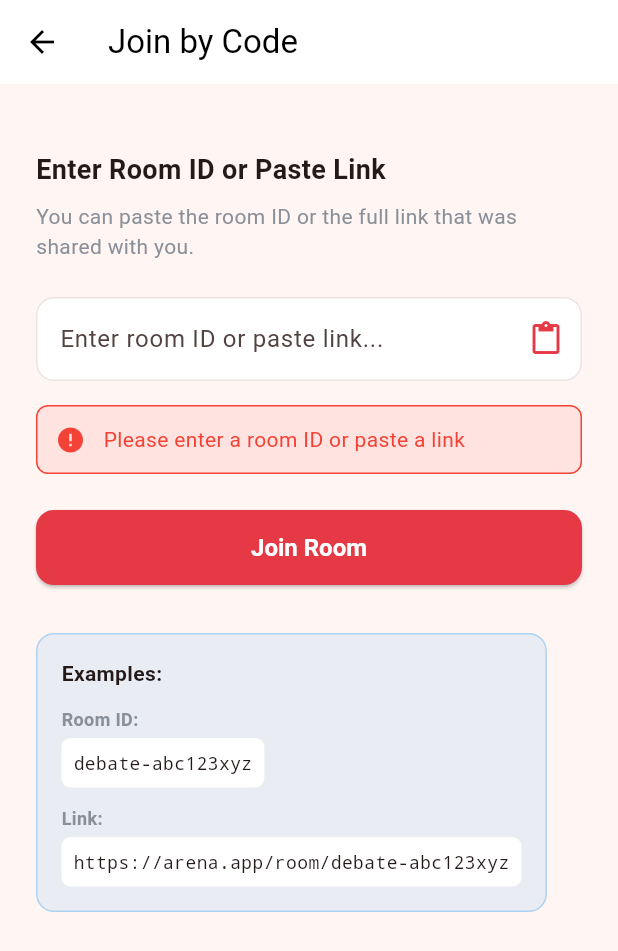
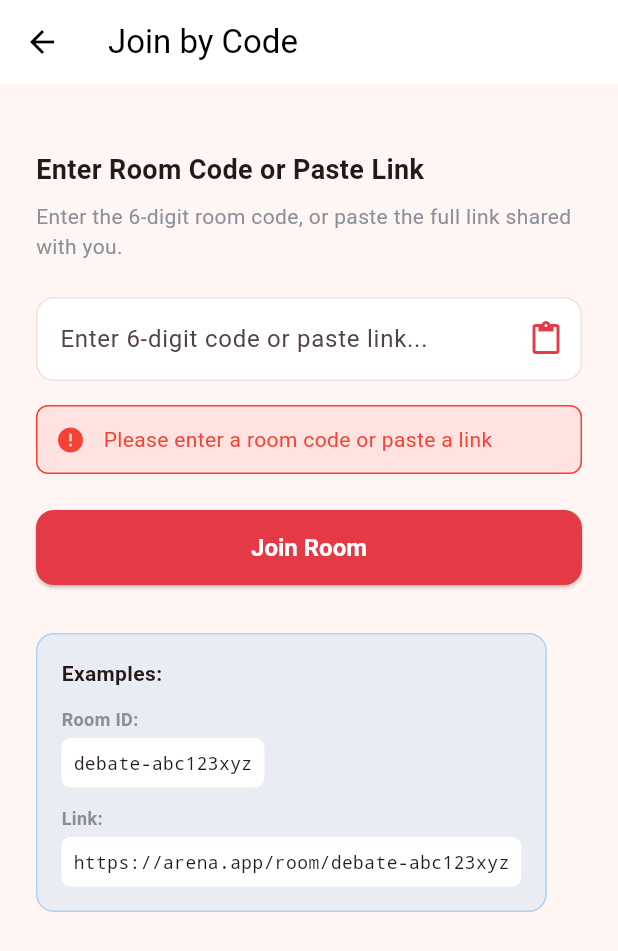
Before and after one commit to rahulkallingal/arena, a Flutter app: the JoinByCodeScreen screen opened directly, after a tap on "Join Room", on a phone screen of 412 x 824 dp. Shown: the top 951 px of the screen. Run offline on Flutter 3.47's test engine with Material 3 defaults, Android fonts, the phone set to English and light mode, and no system bars; our stand-ins replace cloud_firestore, cloud_functions, firebase_auth, firebase_core, firebase_messaging, flutter_local_notifications and 4 more; accounts and stored records are empty.

Commit message:
WIP: 6-digit room codes for Join by Code (unfinished, not released)
Co-Authored-By: Claude Opus 5.5 (1M context) <noreply@anthropic.com>
Claude-Session: https://claude.ai/code/session_01QEEvWcHkGb32w2wSNH1Tdy

```diff
--- a/lib/models/room.dart
+++ b/lib/models/room.dart
@@ -26,6 +26,10 @@ class Room {
   /// don't wrongly look "unread".
   final int lastSeenCount;
 
+  /// Short 6-digit code people type in "Join by Code" to enter this room
+  /// (friendlier than the long Firestore id). Empty for old rooms.
+  final String code;
+
   Room({
     required this.id,
     required this.name,
@@ -40,6 +44,7 @@ class Room {
     this.lastActivity,
     this.messageCount = 0,
     this.lastSeenCount = 0,
+    this.code = '',
   });
 
   /// Builds a Room from a Firestore document snapshot.
@@ -58,6 +63,7 @@ class Room {
       createdAt: (d['createdAt'] as Timestamp?)?.toDate(),
       lastActivity: (d['lastActivity'] as Timestamp?)?.toDate(),
       messageCount: (d['messageCount'] as num?)?.toInt() ?? 0,
+      code: (d['code'] as String?) ?? '',
     );
   }
 
--- a/lib/screens/chat_room_screen.dart
+++ b/lib/screens/chat_room_screen.dart
@@ -176,13 +176,14 @@ class _ChatRoomScreenState extends State<ChatRoomScreen> {
   /// Arena → Discover → Join by Code and paste the code.
   Future<void> _shareRoom() async {
     final r = widget.room;
+    final code = await _rooms.getShareCode(r.id);
     final buffer = StringBuffer()
       ..writeln('Join my debate on Arena 🔥')
       ..writeln()
       ..writeln('"${r.name}" — ${r.topic}')
       ..writeln()
       ..writeln('In the Arena app: tap Discover → Join by Code → paste:')
-      ..writeln(r.id);
+      ..writeln(code);
     if (r.isPrivate) {
       buffer
         ..writeln()
--- a/lib/screens/join_by_code_screen.dart
+++ b/lib/screens/join_by_code_screen.dart
@@ -106,11 +106,11 @@ class _JoinByCodeScreenState extends State<JoinByCodeScreen> {
     final code = _codeController.text.trim();
 
     if (code.isEmpty) {
-      setState(() => _error = 'Please enter a room ID or paste a link');
+      setState(() => _error = 'Please enter a room code or paste a link');
       return;
     }
 
-    // Extract room ID from link if pasted
+    // Extract room ID from a pasted link if present.
     String roomId = code;
     if (code.contains('/room/')) {
       try {
@@ -127,21 +127,28 @@ class _JoinByCodeScreenState extends State<JoinByCodeScreen> {
     });
 
     try {
-      // Find room by ID
-      final doc =
-          await FirebaseFirestore.instance.collection('rooms').doc(roomId).get();
+      // A 6-digit code is looked up by the room's `code` field; anything else is
+      // treated as a raw room id (old links/shares still work).
+      Room? room;
+      if (RegExp(r'^\d{6}$').hasMatch(roomId)) {
+        room = await RoomService().findRoomByCode(roomId);
+      } else {
+        final doc = await FirebaseFirestore.instance
+            .collection('rooms')
+            .doc(roomId)
+            .get();
+        if (doc.exists) room = Room.fromDoc(doc);
+      }
 
       if (!mounted) return;
 
-      if (!doc.exists) {
+      if (room == null) {
         setState(() {
           _searching = false;
-          _error = 'Room not found. Check the ID and try again.';
+          _error = 'Room not found. Check the code and try again.';
         });
         return;
       }
-
-      final room = Room.fromDoc(doc);
 
       if (!mounted) return;
       setState(() => _searching = false);
@@ -178,7 +185,7 @@ class _JoinByCodeScreenState extends State<JoinByCodeScreen> {
       Navigator.pushReplacement(
         context,
         MaterialPageRoute(
-          builder: (_) => ChatRoomScreen(room: room, initialStance: stance!),
+          builder: (_) => ChatRoomScreen(room: room!, initialStance: stance!),
         ),
       );
     } catch (e) {
@@ -222,7 +229,7 @@ class _JoinByCodeScreenState extends State<JoinByCodeScreen> {
             children: [
               const SizedBox(height: 20),
               const Text(
-                'Enter Room ID or Paste Link',
+                'Enter Room Code or Paste Link',
                 style: TextStyle(
                   fontSize: 18,
                   fontWeight: FontWeight.bold,
@@ -230,7 +237,7 @@ class _JoinByCodeScreenState extends State<JoinByCodeScreen> {
               ),
               const SizedBox(height: 8),
               const Text(
-                'You can paste the room ID or the full link that was shared with you.',
+                'Enter the 6-digit room code, or paste the full link shared with you.',
                 style: TextStyle(
                   color: AppColors.textGrey,
                   fontSize: 14,
@@ -242,7 +249,7 @@ class _JoinByCodeScreenState extends State<JoinByCodeScreen> {
               TextField(
                 controller: _codeController,
                 decoration: InputDecoration(
-                  hintText: 'Enter room ID or paste link...',
+                  hintText: 'Enter 6-digit code or paste link...',
                   border: OutlineInputBorder(
                     borderRadius: BorderRadius.circular(12),
                     borderSide: const BorderSide(color: AppColors.border),
--- a/lib/services/room_service.dart
+++ b/lib/services/room_service.dart
@@ -72,7 +72,9 @@ class RoomService {
       createdBy: createdBy,
       createdByName: createdByName,
     );
-    final ref = await _rooms.add(room.toCreateMap());
+    final data = room.toCreateMap();
+    data['code'] = await _generateUniqueCode();
+    final ref = await _rooms.add(data);
     if (isPrivate && password != null && password.trim().isNotEmpty) {
       final salt = _randomSalt();
       final hash =
@@ -80,6 +82,47 @@ class RoomService {
       await ref.collection('secure').doc('auth').set({'hash': hash, 'salt': salt});
     }
     return ref.id;
+  }
+
+  /// A random 6-digit join code, checked against existing rooms so it's unique.
+  Future<String> _generateUniqueCode() async {
+    final rnd = Random.secure();
+    for (var i = 0; i < 6; i++) {
+      final code = (100000 + rnd.nextInt(900000)).toString(); // 100000-999999
+      final hit = await _rooms.where('code', isEqualTo: code).limit(1).get();
+      if (hit.docs.isEmpty) return code;
+    }
+    return (100000 + rnd.nextInt(900000)).toString(); // give up dedup, still valid
+  }
+
+  /// Whether a room still exists (false if it was deleted). On error assumes
+  /// it exists, so a transient network blip doesn't hide a real room.
+  Future<bool> roomExists(String roomId) async {
+    try {
+      final doc = await _rooms.doc(roomId).get();
+      return doc.exists;
+    } catch (_) {
+      return true;
+    }
+  }
+
+  /// Finds a room by its 6-digit join code, or null if none matches.
+  Future<Room?> findRoomByCode(String code) async {
+    final snap =
+        await _rooms.where('code', isEqualTo: code.trim()).limit(1).get();
+    if (snap.docs.isEmpty) return null;
+    return Room.fromDoc(snap.docs.first);
+  }
+
+  /// The short code to share for a room. Falls back to the room id for old
+  /// rooms created before codes existed.
+  Future<String> getShareCode(String roomId) async {
+    try {
+      final doc = await _rooms.doc(roomId).get();
+      final code = doc.data()?['code'] as String?;
+      if (code != null && code.isNotEmpty) return code;
+    } catch (_) {/* fall through */}
+    return roomId;
   }
 
   /// A random salt (hex) for a private room's password hash.
```
Also changed, not shown: lib/screens/rooms_list_screen.dart (+20 -0 lines).
